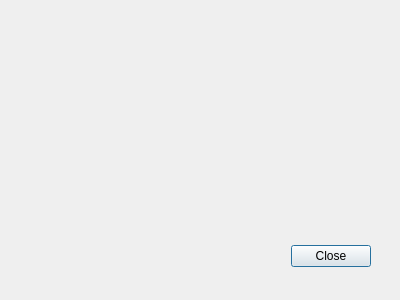
The window that ui/AboutDialog.ui (cvuchener/df-announcements) describes before a commit, drawn with Qt 5.
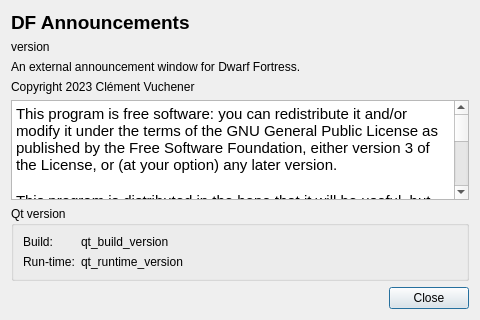
The same window after the commit.

Patch:
```diff
--- a/ui/AboutDialog.ui
+++ b/ui/AboutDialog.ui
@@ -6,29 +6,118 @@
    <rect>
     <x>0</x>
     <y>0</y>
-    <width>400</width>
-    <height>300</height>
+    <width>480</width>
+    <height>320</height>
    </rect>
   </property>
   <property name="windowTitle">
    <string>About</string>
   </property>
-  <widget class="QDialogButtonBox" name="buttonBox">
-   <property name="geometry">
-    <rect>
-     <x>30</x>
-     <y>240</y>
-     <width>341</width>
-     <height>32</height>
-    </rect>
-   </property>
-   <property name="orientation">
-    <enum>Qt::Horizontal</enum>
-   </property>
-   <property name="standardButtons">
-    <set>QDialogButtonBox::Close</set>
-   </property>
-  </widget>
+  <layout class="QVBoxLayout" name="verticalLayout">
+   <item>
+    <widget class="QLabel" name="label_app_name">
+     <property name="text">
+      <string>&lt;html&gt;&lt;head/&gt;&lt;body&gt;&lt;p&gt;&lt;span style=&quot; font-size:14pt; font-weight:700;&quot;&gt;DF Announcements&lt;/span&gt;&lt;/p&gt;&lt;/body&gt;&lt;/html&gt;</string>
+     </property>
+     <property name="textFormat">
+      <enum>Qt::RichText</enum>
+     </property>
+    </widget>
+   </item>
+   <item>
+    <widget class="QLabel" name="label_app_version">
+     <property name="text">
+      <string>version</string>
+     </property>
+    </widget>
+   </item>
+   <item>
+    <widget class="QLabel" name="label_2">
+     <property name="text">
+      <string>An external announcement window for Dwarf Fortress.</string>
+     </property>
+    </widget>
+   </item>
+   <item>
+    <widget class="QLabel" name="label">
+     <property name="text">
+      <string>Copyright 2023 Clément Vuchener</string>
+     </property>
+    </widget>
+   </item>
+   <item>
+    <widget class="QTextEdit" name="text_license">
+     <property name="readOnly">
+      <bool>true</bool>
+     </property>
+     <property name="html">
+      <string>&lt;!DOCTYPE HTML PUBLIC &quot;-//W3C//DTD HTML 4.0//EN&quot; &quot;http://www.w3.org/TR/REC-html40/strict.dtd&quot;&gt;
+&lt;html&gt;&lt;head&gt;&lt;meta name=&quot;qrichtext&quot; content=&quot;1&quot; /&gt;&lt;meta charset=&quot;utf-8&quot; /&gt;&lt;style type=&quot;text/css&quot;&gt;
+p, li { white-space: pre-wrap; }
+hr { height: 1px; border-width: 0; }
+li.unchecked::marker { content: &quot;\2610&quot;; }
+li.checked::marker { content: &quot;\2612&quot;; }
+&lt;/style&gt;&lt;/head&gt;&lt;body style=&quot; font-family:'Cantarell'; font-size:11pt; font-weight:400; font-style:normal;&quot;&gt;
+&lt;p style=&quot; margin-top:0px; margin-bottom:0px; margin-left:0px; margin-right:0px; -qt-block-indent:0; text-indent:0px;&quot;&gt;This program is free software: you can redistribute it and/or modify it under the terms of the GNU General Public License as published by the Free Software Foundation, either version 3 of the License, or (at your option) any later version.&lt;/p&gt;
+&lt;p style=&quot;-qt-paragraph-type:empty; margin-top:0px; margin-bottom:0px; margin-left:0px; margin-right:0px; -qt-block-indent:0; text-indent:0px;&quot;&gt;&lt;br /&gt;&lt;/p&gt;
+&lt;p style=&quot; margin-top:0px; margin-bottom:0px; margin-left:0px; margin-right:0px; -qt-block-indent:0; text-indent:0px;&quot;&gt;This program is distributed in the hope that it will be useful, but WITHOUT ANY WARRANTY;without even the implied warranty of MERCHANTABILITY or FITNESS FOR A PARTICULAR PURPOSE.  See the GNU General Public License for more details.&lt;/p&gt;
+&lt;p style=&quot; margin-top:0px; margin-bottom:0px; margin-left:0px; margin-right:0px; -qt-block-indent:0; text-indent:0px;&quot;&gt; &lt;/p&gt;
+&lt;p style=&quot; margin-top:0px; margin-bottom:0px; margin-left:0px; margin-right:0px; -qt-block-indent:0; text-indent:0px;&quot;&gt;You should have received a copy of the GNU General Public License along with this program.  If not, see &lt;a href=&quot;https://www.gnu.org/licenses/&quot;&gt;&lt;span style=&quot; text-decoration: underline; color:#3584e4;&quot;&gt;https://www.gnu.org/licenses/&lt;/span&gt;&lt;/a&gt;.&lt;/p&gt;
+&lt;p style=&quot;-qt-paragraph-type:empty; margin-top:0px; margin-bottom:0px; margin-left:0px; margin-right:0px; -qt-block-indent:0; text-indent:0px;&quot;&gt;&lt;br /&gt;&lt;/p&gt;&lt;/body&gt;&lt;/html&gt;</string>
+     </property>
+     <property name="textInteractionFlags">
+      <set>Qt::TextBrowserInteraction</set>
+     </property>
+    </widget>
+   </item>
+   <item>
+    <widget class="QGroupBox" name="qt_version">
+     <property name="title">
+      <string>Qt version</string>
+     </property>
+     <layout class="QFormLayout" name="formLayout_2">
+      <item row="0" column="0">
+       <widget class="QLabel" name="label_qt_build">
+        <property name="text">
+         <string>Build:</string>
+        </property>
+       </widget>
+      </item>
+      <item row="0" column="1">
+       <widget class="QLabel" name="label_qt_build_version">
+        <property name="text">
+         <string>qt_build_version</string>
+        </property>
+       </widget>
+      </item>
+      <item row="1" column="0">
+       <widget class="QLabel" name="label_qt_runtime">
+        <property name="text">
+         <string>Run-time:</string>
+        </property>
+       </widget>
+      </item>
+      <item row="1" column="1">
+       <widget class="QLabel" name="label_qt_runtime_version">
+        <property name="text">
+         <string>qt_runtime_version</string>
+        </property>
+       </widget>
+      </item>
+     </layout>
+    </widget>
+   </item>
+   <item>
+    <widget class="QDialogButtonBox" name="button_box">
+     <property name="orientation">
+      <enum>Qt::Horizontal</enum>
+     </property>
+     <property name="standardButtons">
+      <set>QDialogButtonBox::Close</set>
+     </property>
+    </widget>
+   </item>
+  </layout>
  </widget>
  <resources/>
  <connections>
```
Left out of the diff: 6 changed lines with no effect on the pictures.
